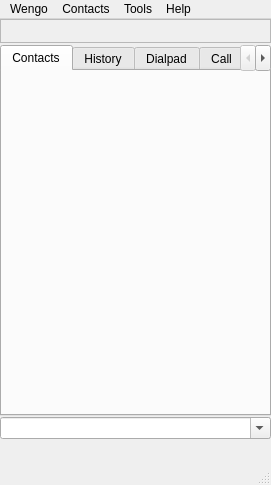
Qt form wengophone/src/presentation/qt/WengoPhoneWindow.ui (tkrotoff/WengoPhone) before a commit.
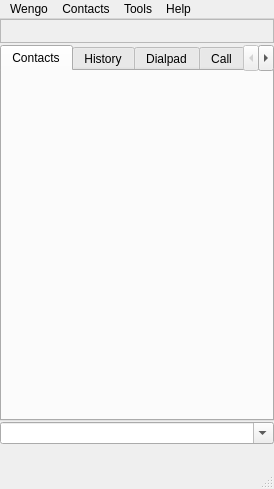
The same form after that commit. Icons and pictures are not drawn.

Commit message: First implementation of the status bar with phone line state + internet connection state + work on NSIS installer + some cleanup

The edit to the form file:
```diff
--- a/wengophone/src/presentation/qt/WengoPhoneWindow.ui
+++ b/wengophone/src/presentation/qt/WengoPhoneWindow.ui
@@ -8,14 +8,14 @@
    <rect>
     <x>0</x>
     <y>0</y>
-    <width>271</width>
-    <height>485</height>
+    <width>274</width>
+    <height>489</height>
    </rect>
   </property>
   <property name="windowTitle" >
    <string>WengoPhone</string>
   </property>
-  <widget class="QWidget" name="centralwidget" >
+  <widget class="QWidget" name="centralWidget" >
    <layout class="QGridLayout" >
     <property name="margin" >
      <number>0</number>
@@ -23,16 +23,6 @@
     <property name="spacing" >
      <number>1</number>
     </property>
-    <item row="1" column="0" >
-     <widget class="QFrame" name="statusbar" >
-      <property name="frameShape" >
-       <enum>QFrame::StyledPanel</enum>
-      </property>
-      <property name="frameShadow" >
-       <enum>QFrame::Raised</enum>
-      </property>
-     </widget>
-    </item>
     <item row="2" column="0" >
      <widget class="QTabWidget" name="tabWidget" >
       <widget class="QWidget" name="tabContactList" >
@@ -40,7 +30,7 @@
         <string>Contacts</string>
        </attribute>
       </widget>
-      <widget class="QWidget" name="tabCallHistory" >
+      <widget class="QWidget" name="tabHistory" >
        <attribute name="title" >
         <string>History</string>
        </attribute>
@@ -77,24 +67,86 @@
       </property>
      </widget>
     </item>
+    <item row="1" column="0" >
+     <widget class="QFrame" name="profileBar" >
+      <property name="frameShape" >
+       <enum>QFrame::StyledPanel</enum>
+      </property>
+      <property name="frameShadow" >
+       <enum>QFrame::Raised</enum>
+      </property>
+     </widget>
+    </item>
     <item row="4" column="0" >
-     <widget class="QStackedWidget" name="phoneLineStackedWidget" >
-      <property name="sizePolicy" >
-       <sizepolicy>
-        <hsizetype>5</hsizetype>
-        <vsizetype>0</vsizetype>
-        <horstretch>0</horstretch>
-        <verstretch>0</verstretch>
-       </sizepolicy>
+     <layout class="QHBoxLayout" >
+      <property name="margin" >
+       <number>0</number>
       </property>
-      <property name="currentIndex" >
+      <property name="spacing" >
        <number>0</number>
       </property>
-      <widget class="QWidget" name="page" />
-     </widget>
+      <item>
+       <spacer>
+        <property name="orientation" >
+         <enum>Qt::Horizontal</enum>
+        </property>
+        <property name="sizeHint" >
+         <size>
+          <width>40</width>
+          <height>20</height>
+         </size>
+        </property>
+       </spacer>
+      </item>
+      <item>
+       <widget class="QPushButton" name="callButton" >
+        <property name="icon" >
+         <iconset resource="wengophone.qrc" >:/pics/call_button.png</iconset>
+        </property>
+        <property name="iconSize" >
+         <size>
+          <width>42</width>
+          <height>42</height>
+         </size>
+        </property>
+        <property name="flat" >
+         <bool>true</bool>
+        </property>
+       </widget>
+      </item>
+      <item>
+       <widget class="QPushButton" name="hangUpButton" >
+        <property name="icon" >
+         <iconset resource="wengophone.qrc" >:/pics/hangup_button.png</iconset>
+        </property>
+        <property name="iconSize" >
+         <size>
+          <width>42</width>
+          <height>42</height>
+         </size>
+        </property>
+        <property name="flat" >
+         <bool>true</bool>
+        </property>
+       </widget>
+      </item>
+      <item>
+       <spacer>
+        <property name="orientation" >
+         <enum>Qt::Horizontal</enum>
+        </property>
+        <property name="sizeHint" >
+         <size>
+          <width>40</width>
+          <height>20</height>
+         </size>
+        </property>
+       </spacer>
+      </item>
+     </layout>
     </item>
     <item row="0" column="0" >
-     <widget class="QFrame" name="iconbar" >
+     <widget class="QFrame" name="iconBar" >
       <property name="frameShape" >
        <enum>QFrame::StyledPanel</enum>
       </property>
@@ -232,95 +284,17 @@
       </layout>
      </widget>
     </item>
-    <item row="5" column="0" >
-     <layout class="QHBoxLayout" >
-      <property name="margin" >
-       <number>0</number>
-      </property>
-      <property name="spacing" >
-       <number>6</number>
-      </property>
-      <item>
-       <spacer>
-        <property name="orientation" >
-         <enum>Qt::Horizontal</enum>
-        </property>
-        <property name="sizeHint" >
-         <size>
-          <width>40</width>
-          <height>20</height>
-         </size>
-        </property>
-       </spacer>
-      </item>
-      <item>
-       <widget class="QPushButton" name="callButton" >
-        <property name="icon" >
-         <iconset resource="wengophone.qrc" >:/pics/call_button.png</iconset>
-        </property>
-        <property name="iconSize" >
-         <size>
-          <width>48</width>
-          <height>48</height>
-         </size>
-        </property>
-        <property name="flat" >
-         <bool>true</bool>
-        </property>
-       </widget>
-      </item>
-      <item>
-       <widget class="QPushButton" name="hangUpButton" >
-        <property name="icon" >
-         <iconset resource="wengophone.qrc" >:/pics/hangup_button.png</iconset>
-        </property>
-        <property name="iconSize" >
-         <size>
-          <width>48</width>
-          <height>48</height>
-         </size>
-        </property>
-        <property name="flat" >
-         <bool>true</bool>
-        </property>
-       </widget>
-      </item>
-      <item>
-       <spacer>
-        <property name="orientation" >
-         <enum>Qt::Horizontal</enum>
-        </property>
-        <property name="sizeHint" >
-         <size>
-          <width>40</width>
-          <height>20</height>
-         </size>
-        </property>
-       </spacer>
-      </item>
-     </layout>
-    </item>
    </layout>
   </widget>
-  <widget class="QMenuBar" name="menubar" >
+  <widget class="QMenuBar" name="menuBar" >
    <property name="geometry" >
     <rect>
      <x>0</x>
      <y>0</y>
-     <width>271</width>
+     <width>274</width>
      <height>19</height>
     </rect>
    </property>
-   <widget class="QMenu" name="menuHelp" >
-    <property name="title" >
-     <string>Help</string>
-    </property>
-    <addaction name="actionShowForum" />
-    <addaction name="actionFaq" />
-    <addaction name="actionBuy_call_out_credits" />
-    <addaction name="actionShowHelp" />
-    <addaction name="actionShowAbout" />
-   </widget>
    <widget class="QMenu" name="menuTools" >
     <property name="title" >
      <string>Tools</string>
@@ -331,9 +305,26 @@
     <addaction name="actionConfiguration" />
     <addaction name="actionAdvancedConfiguration" />
     <addaction name="separator" />
-    <addaction name="actionCall_out_service" />
+    <addaction name="actionCallOutService" />
     <addaction name="actionSms" />
-    <addaction name="actionVoicemail" />
+    <addaction name="actionVoiceMail" />
+   </widget>
+   <widget class="QMenu" name="menuContacts" >
+    <property name="title" >
+     <string>Contacts</string>
+    </property>
+    <addaction name="actionAddContact" />
+    <addaction name="actionSetLogin" />
+   </widget>
+   <widget class="QMenu" name="menuHelp" >
+    <property name="title" >
+     <string>Help</string>
+    </property>
+    <addaction name="actionShowForum" />
+    <addaction name="actionFaq" />
+    <addaction name="actionBuyCallOutCredits" />
+    <addaction name="actionShowHelp" />
+    <addaction name="actionShowAbout" />
    </widget>
    <widget class="QMenu" name="menuFile" >
     <property name="title" >
@@ -360,24 +351,17 @@
     <addaction name="separator" />
     <addaction name="actionExit" />
    </widget>
-   <widget class="QMenu" name="menuContacts" >
-    <property name="title" >
-     <string>Contacts</string>
-    </property>
-    <addaction name="actionAddContact" />
-    <addaction name="actionSetLogin" />
-   </widget>
    <addaction name="menuFile" />
    <addaction name="menuContacts" />
    <addaction name="menuTools" />
    <addaction name="menuHelp" />
   </widget>
-  <widget class="QStatusBar" name="statusbar" >
+  <widget class="QStatusBar" name="statusBar" >
    <property name="geometry" >
     <rect>
      <x>0</x>
-     <y>466</y>
-     <width>271</width>
+     <y>470</y>
+     <width>274</width>
      <height>19</height>
     </rect>
    </property>
@@ -452,12 +436,12 @@
     <string>Faq</string>
    </property>
   </action>
-  <action name="actionBuy_call_out_credits" >
+  <action name="actionBuyCallOutCredits" >
    <property name="text" >
     <string>Buy call-out credits</string>
    </property>
   </action>
-  <action name="actionCall_out_service" >
+  <action name="actionCallOutService" >
    <property name="text" >
     <string>Call-out service</string>
    </property>
@@ -467,7 +451,7 @@
     <string>Sms</string>
    </property>
   </action>
-  <action name="actionVoicemail" >
+  <action name="actionVoiceMail" >
    <property name="text" >
     <string>Voicemail </string>
    </property>
```
The commit also changes 25 other files.
